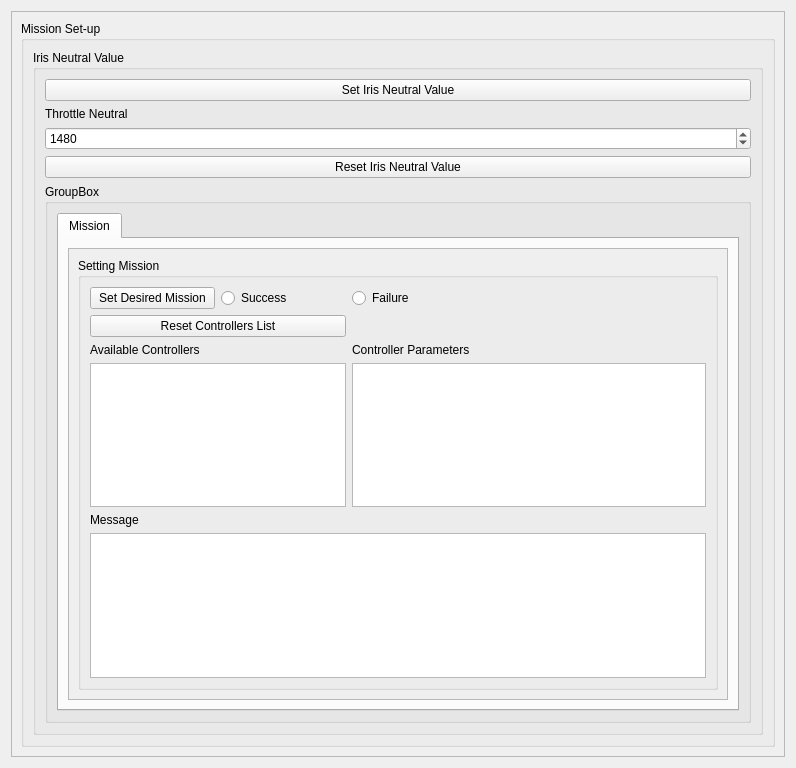
First picture: the form in gui/src/gui/choose_mission.ui, repository massimilianop/sml_under_development, before the edit.
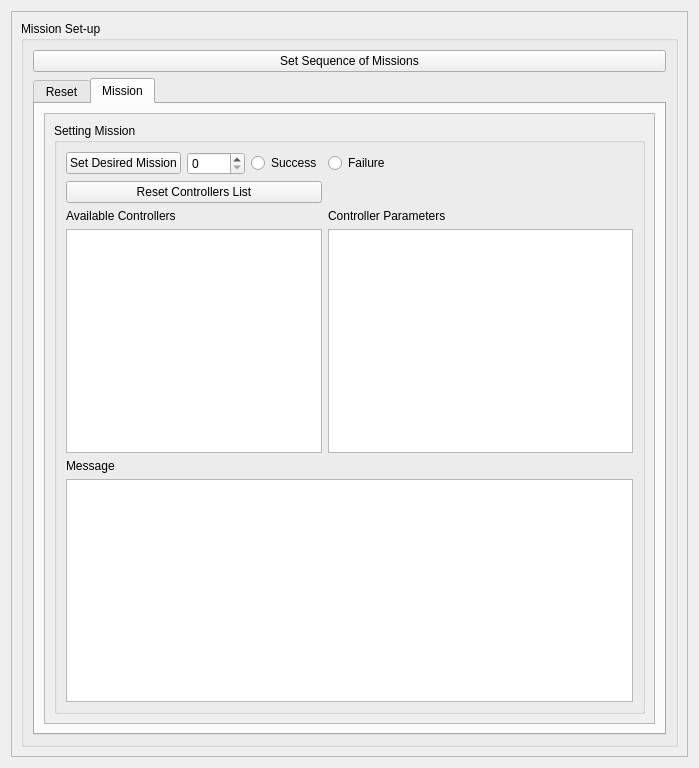
Second picture: the form after the edit.

Commit message: add gui with user defined trigger instant for each mission

```diff
--- a/gui/src/gui/choose_mission.ui
+++ b/gui/src/gui/choose_mission.ui
@@ -6,7 +6,7 @@
    <rect>
     <x>0</x>
     <y>0</y>
-    <width>796</width>
+    <width>699</width>
     <height>768</height>
    </rect>
   </property>
@@ -17,7 +17,7 @@
    <string notr="true"/>
   </property>
   <layout class="QGridLayout" name="gridLayout">
-   <item row="1" column="0">
+   <item row="0" column="0">
     <widget class="QScrollArea" name="scrollArea_2">
      <property name="widgetResizable">
       <bool>true</bool>
@@ -27,7 +27,7 @@
        <rect>
         <x>0</x>
         <y>0</y>
-        <width>776</width>
+        <width>679</width>
         <height>748</height>
        </rect>
       </property>
@@ -44,33 +44,38 @@
           <string>Mission Set-up</string>
          </property>
          <layout class="QGridLayout" name="gridLayout_7">
+          <item row="0" column="0">
+           <widget class="QPushButton" name="SetSequenceMissions">
+            <property name="text">
+             <string>Set Sequence of Missions</string>
+            </property>
+           </widget>
+          </item>
           <item row="1" column="0">
-           <widget class="QGroupBox" name="groupBox_6">
-            <property name="sizePolicy">
-             <sizepolicy hsizetype="Preferred" vsizetype="Ignored">
-              <horstretch>0</horstretch>
-              <verstretch>0</verstretch>
-             </sizepolicy>
+           <widget class="QTabWidget" name="tabWidget">
+            <property name="currentIndex">
+             <number>1</number>
             </property>
-            <property name="title">
-             <string>Iris Neutral Value     </string>
-            </property>
-            <layout class="QVBoxLayout" name="verticalLayout">
-             <item>
+            <widget class="QWidget" name="tab">
+             <attribute name="title">
+              <string>Reset</string>
+             </attribute>
+             <layout class="QFormLayout" name="formLayout">
+              <item row="1" column="0">
               <widget class="QPushButton" name="SetIrisNeutralValue">
                <property name="text">
                 <string>Set Iris Neutral Value</string>
                </property>
               </widget>
              </item>
-             <item>
+              <item row="2" column="0">
               <widget class="QLabel" name="label_8">
                <property name="text">
                 <string>Throttle Neutral</string>
                </property>
               </widget>
              </item>
-             <item>
+              <item row="3" column="0">
               <widget class="QDoubleSpinBox" name="ThrottleNeutralValue">
                <property name="decimals">
                 <number>0</number>
@@ -89,24 +94,35 @@
                </property>
               </widget>
              </item>
-             <item>
+              <item row="4" column="0">
               <widget class="QPushButton" name="ResetIrisNeutralValue">
                <property name="text">
                 <string>Reset Iris Neutral Value</string>
                </property>
               </widget>
              </item>
-             <item>
-              <widget class="QGroupBox" name="groupBox">
-               <property name="title">
-                <string>GroupBox</string>
-               </property>
-               <layout class="QGridLayout" name="gridLayout_4">
                 <item row="0" column="0">
-                 <widget class="QTabWidget" name="tabWidget">
-                  <property name="currentIndex">
-                   <number>0</number>
-                  </property>
+               <widget class="QLabel" name="label_4">
+                <property name="text">
+                 <string>Iris Neutral Value     </string>
+                </property>
+               </widget>
+              </item>
+              <item row="4" column="1">
+               <widget class="QSpinBox" name="TriggerInstantNeutral"/>
+              </item>
+             </layout>
+             <zorder>SetIrisNeutralValue</zorder>
+             <zorder>ThrottleNeutralValue</zorder>
+             <zorder>SetIrisNeutralValue</zorder>
+             <zorder>label_8</zorder>
+             <zorder>label_8</zorder>
+             <zorder>ThrottleNeutralValue</zorder>
+             <zorder>ThrottleNeutralValue</zorder>
+             <zorder>ResetIrisNeutralValue</zorder>
+             <zorder>label_4</zorder>
+             <zorder>TriggerInstantNeutral</zorder>
+            </widget>
                   <widget class="QWidget" name="tab_3">
                    <attribute name="title">
                     <string>Mission</string>
@@ -122,8 +138,8 @@
                         <rect>
                          <x>0</x>
                          <y>0</y>
-                         <width>656</width>
-                         <height>447</height>
+                   <width>611</width>
+                   <height>608</height>
                         </rect>
                        </property>
                        <layout class="QGridLayout" name="gridLayout_2">
@@ -147,17 +163,17 @@
                              </property>
                             </widget>
                            </item>
-                           <item row="0" column="1">
+                     <item row="0" column="2">
                             <widget class="QRadioButton" name="Success">
                              <property name="text">
                               <string>Success</string>
                              </property>
                             </widget>
                            </item>
-                           <item row="8" column="0" colspan="3">
+                     <item row="8" column="0" colspan="4">
                             <widget class="QTextEdit" name="ItemClickedMessage"/>
                            </item>
-                           <item row="1" column="0" colspan="2">
+                     <item row="1" column="0" colspan="3">
                             <widget class="QPushButton" name="ResetControllersList">
                              <property name="text">
                               <string>Reset Controllers List</string>
@@ -171,32 +187,31 @@
                              </property>
                             </widget>
                            </item>
-                           <item row="0" column="2">
+                     <item row="0" column="3">
                             <widget class="QRadioButton" name="Failure">
                              <property name="text">
                               <string>Failure</string>
                              </property>
                             </widget>
                            </item>
-                           <item row="4" column="0" colspan="2">
+                     <item row="4" column="0" colspan="3">
                             <widget class="QListWidget" name="ListControllersWidget"/>
                            </item>
-                           <item row="4" column="2">
+                     <item row="4" column="3">
                             <widget class="QPlainTextEdit" name="ControllerMessageInput"/>
                            </item>
-                           <item row="2" column="2">
+                     <item row="2" column="3">
                             <widget class="QLabel" name="label">
                              <property name="text">
                               <string>Controller Parameters</string>
                              </property>
                             </widget>
                            </item>
-                          </layout>
-                         </widget>
+                     <item row="0" column="1">
+                      <widget class="QSpinBox" name="TriggerInstant"/>
                         </item>
                        </layout>
                       </widget>
-                     </widget>
                     </item>
                    </layout>
                   </widget>
@@ -204,22 +219,12 @@
                 </item>
                </layout>
               </widget>
-             </item>
-            </layout>
-            <zorder>ResetIrisNeutralValue</zorder>
-            <zorder>ThrottleNeutralValue</zorder>
-            <zorder>label_8</zorder>
-            <zorder>SetIrisNeutralValue</zorder>
-            <zorder>scrollArea_2</zorder>
-            <zorder>groupBox</zorder>
            </widget>
           </item>
          </layout>
         </widget>
        </item>
       </layout>
-      <zorder>groupBox_6</zorder>
-      <zorder>groupBox_7</zorder>
      </widget>
     </widget>
    </item>
```
Lines whose indentation alone changed are shown as unchanged. The commit also changes 15 other files.
